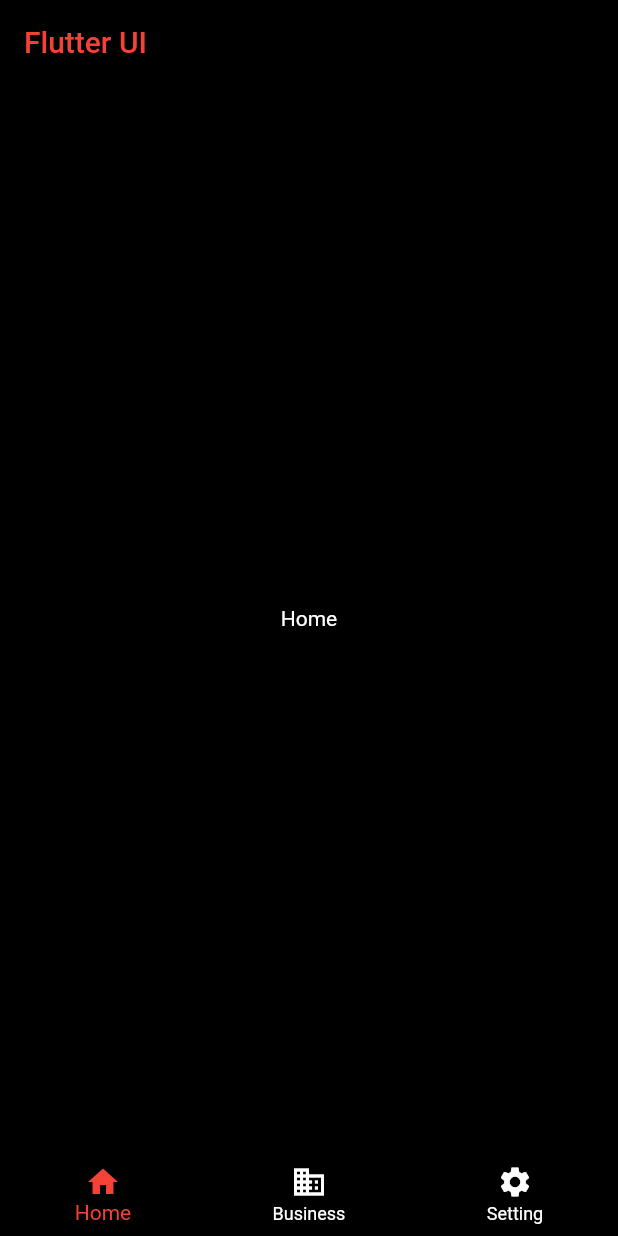
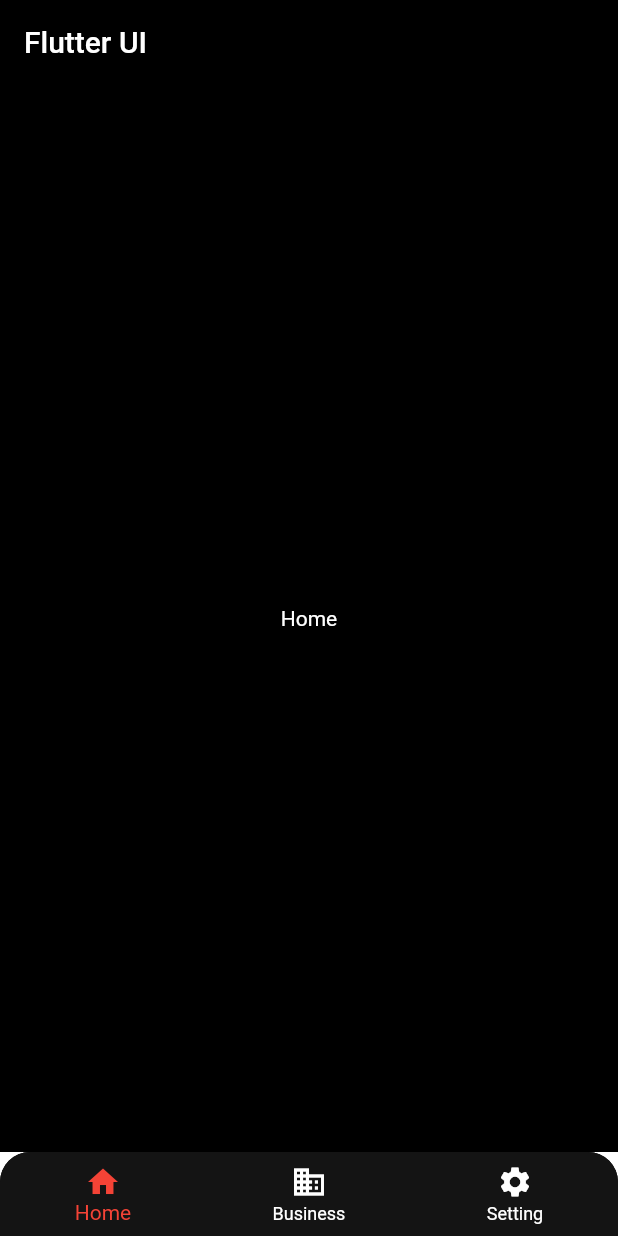
Before and after one commit to barrytu039/flutter_ui, a Flutter app: the screen it shows after launch, on a phone screen of 412 x 824 dp. Run offline on Flutter 3.47's test engine with Material 2 defaults, Android fonts, the phone set to English and light mode, and no system bars.

Commit message:
[Improvement] Improve bottom navigation bar with radius

```diff
--- a/lib/main.dart
+++ b/lib/main.dart
@@ -24,6 +24,7 @@ class MyApp extends StatelessWidget {
         // Notice that the counter didn't reset back to zero; the application
         // is not restarted.
         primarySwatch: Colors.red,
+        canvasColor: Colors.transparent
       ),
       home: MyHomePage(title: 'Flutter UI'),
     );
@@ -66,7 +67,7 @@ class _MyHomePageState extends State<MyHomePage> {
         // the App.build method, and use it to set our appbar title.
         title: Text(
           widget.title,
-          style: TextStyle(color: Colors.red),
+          style: TextStyle(color: Colors.white),
         ),
         backgroundColor: Colors.black,
       ),
@@ -75,17 +76,28 @@ class _MyHomePageState extends State<MyHomePage> {
         // in the middle of the parent.
         child: _pages[_selectedIndex]
       ),
-      bottomNavigationBar: BottomNavigationBar( // 底部导航
+      bottomNavigationBar: Container(
+          child: ClipRRect(
+            borderRadius: BorderRadius.only(
+              topLeft: Radius.circular(20.0),
+              topRight: Radius.circular(20.0),
+            ),
+            child: Container(
+              color: Colors.black,
+              child: BottomNavigationBar( // 底部导航
                 items: <BottomNavigationBarItem>[
                   BottomNavigationBarItem(icon: Icon(Icons.home), label: "Home"),
                   BottomNavigationBarItem(icon: Icon(Icons.business), label: "Business"),
                   BottomNavigationBarItem(icon: Icon(Icons.settings), label: "Setting"),
                 ],
-        backgroundColor: Colors.black,
+                backgroundColor: Color.fromARGB(255, 20, 20, 20),
                 currentIndex: _selectedIndex,
                 unselectedItemColor: Colors.white,
                 fixedColor: Colors.red,
                 onTap: _onItemClicked,
+              )
+            ),
+          ),
       ),
     );
   }
```
Lines whose indentation alone changed are shown as unchanged.
